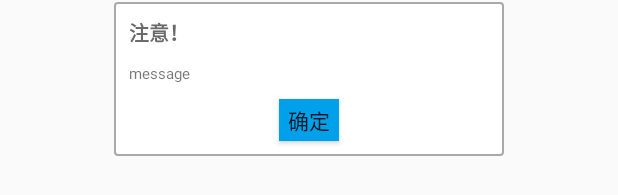
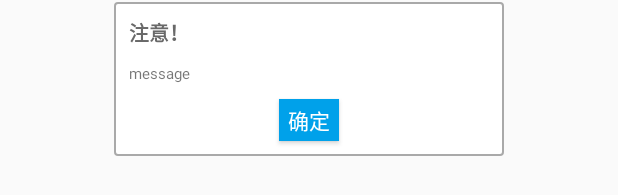
Before and after one commit to MoeRookie/LiQunALiFacePay, an Android app: the layout dialog_warn.xml on its own in the app's theme, with its tools: preview values and no code run, on a phone screen of 412 x 824 dp. Shown: the part 539-734 px from the top of the screen. Run offline under Robolectric (Android 15) with nearby library versions, the phone set to English and light mode, and no system bars.

Commit message:
点击确定按钮时弹出提示设置保存成功的对话框,提升用户体验

```diff
--- a/app/src/main/res/layout/activity_home.xml
+++ b/app/src/main/res/layout/activity_home.xml
@@ -12,7 +12,7 @@
     <LinearLayout
         android:layout_width="wrap_content"
         android:layout_height="wrap_content"
-        android:layout_marginBottom="20dp"
+        android:layout_marginBottom="8dp"
         android:gravity="center_vertical"
         android:layout_gravity="center_horizontal"
         android:orientation="horizontal">
--- a/app/src/main/res/layout/dialog_warn.xml
+++ b/app/src/main/res/layout/dialog_warn.xml
@@ -38,6 +38,7 @@
             android:paddingTop="3dp"
             android:paddingRight="6dp"
             android:paddingBottom="3dp"
-            android:text="@string/sure"/>
+            android:text="@string/sure"
+            android:textColor="@color/white"/>
     </LinearLayout>
 </RelativeLayout>
```
Also changed, not shown: app/src/main/java/com/liqun/www/liqunalifacepay/ui/activity/SettingActivity.java (+32 -101 lines).
